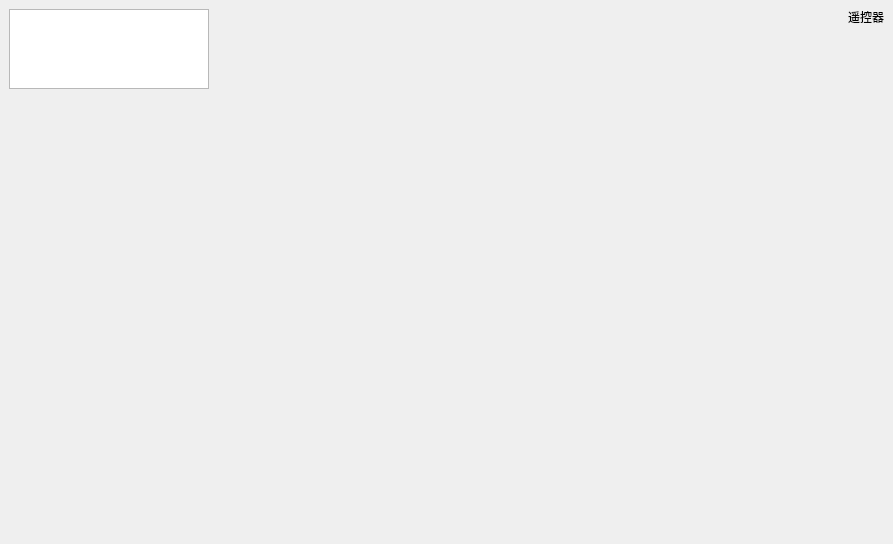
Qt form Rc_removectrl_v1/rcwidget.ui (Key2209/Rc_Qt_removectrl) before a commit.
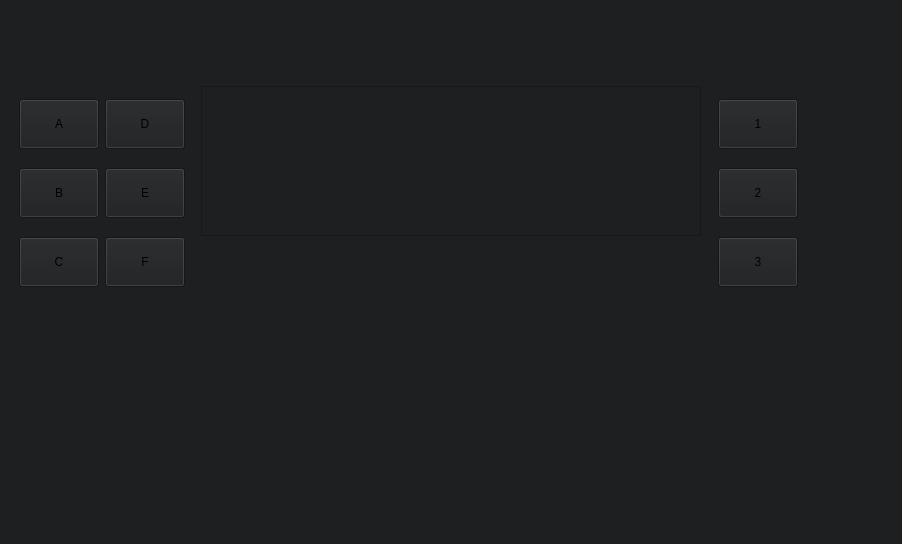
The same form after that commit. Custom widgets are drawn as their Qt base class.

Diff of the .ui file:
```diff
--- a/Rc_removectrl_v1/rcwidget.ui
+++ b/Rc_removectrl_v1/rcwidget.ui
@@ -6,78 +6,447 @@
    <rect>
     <x>0</x>
     <y>0</y>
-    <width>893</width>
+    <width>902</width>
     <height>544</height>
    </rect>
   </property>
   <property name="windowTitle">
    <string>Form</string>
   </property>
-  <widget class="QLabel" name="label">
-   <property name="geometry">
-    <rect>
-     <x>848</x>
-     <y>9</y>
-     <width>36</width>
-     <height>16</height>
-    </rect>
-   </property>
-   <property name="text">
-    <string>遥控器</string>
-   </property>
-  </widget>
-  <widget class="QTextEdit" name="textEdit">
-   <property name="geometry">
-    <rect>
-     <x>9</x>
-     <y>9</y>
-     <width>200</width>
-     <height>80</height>
-    </rect>
-   </property>
-   <property name="minimumSize">
-    <size>
-     <width>200</width>
-     <height>80</height>
-    </size>
-   </property>
-   <property name="maximumSize">
-    <size>
-     <width>200</width>
-     <height>80</height>
-    </size>
-   </property>
-  </widget>
-  <widget class="Joystick" name="Joystick_widget1" native="true">
-   <property name="geometry">
-    <rect>
-     <x>50</x>
-     <y>350</y>
-     <width>130</width>
-     <height>130</height>
-    </rect>
-   </property>
-   <property name="minimumSize">
-    <size>
-     <width>130</width>
-     <height>130</height>
-    </size>
-   </property>
-   <property name="maximumSize">
-    <size>
-     <width>130</width>
-     <height>130</height>
-    </size>
-   </property>
-  </widget>
+  <property name="styleSheet">
+   <string notr="true">background-color: rgb(30, 31, 32);</string>
+  </property>
+  <layout class="QGridLayout" name="gridLayout">
+   <item row="0" column="1">
+    <spacer name="verticalSpacer">
+     <property name="orientation">
+      <enum>Qt::Orientation::Vertical</enum>
+     </property>
+     <property name="sizeHint" stdset="0">
+      <size>
+       <width>20</width>
+       <height>44</height>
+      </size>
+     </property>
+    </spacer>
+   </item>
+   <item row="1" column="0">
+    <spacer name="horizontalSpacer_5">
+     <property name="orientation">
+      <enum>Qt::Orientation::Horizontal</enum>
+     </property>
+     <property name="sizeHint" stdset="0">
+      <size>
+       <width>68</width>
+       <height>20</height>
+      </size>
+     </property>
+    </spacer>
+   </item>
+   <item row="1" column="1">
+    <layout class="QVBoxLayout" name="verticalLayout_5">
+     <item>
+      <layout class="QHBoxLayout" name="horizontalLayout_4">
+       <item>
+        <layout class="QHBoxLayout" name="horizontalLayout_2">
+         <item>
+          <layout class="QVBoxLayout" name="verticalLayout">
+           <item>
+            <widget class="MyButton" name="pushButton">
+             <property name="minimumSize">
+              <size>
+               <width>80</width>
+               <height>50</height>
+              </size>
+             </property>
+             <property name="maximumSize">
+              <size>
+               <width>80</width>
+               <height>50</height>
+              </size>
+             </property>
+             <property name="text">
+              <string>A</string>
+             </property>
+            </widget>
+           </item>
+           <item>
+            <widget class="MyButton" name="pushButton_2">
+             <property name="minimumSize">
+              <size>
+               <width>80</width>
+               <height>50</height>
+              </size>
+             </property>
+             <property name="maximumSize">
+              <size>
+               <width>80</width>
+               <height>50</height>
+              </size>
+             </property>
+             <property name="text">
+              <string>B</string>
+             </property>
+            </widget>
+           </item>
+           <item>
+            <widget class="MyButton" name="pushButton_3">
+             <property name="minimumSize">
+              <size>
+               <width>80</width>
+               <height>50</height>
+              </size>
+             </property>
+             <property name="maximumSize">
+              <size>
+               <width>80</width>
+               <height>50</height>
+              </size>
+             </property>
+             <property name="text">
+              <string>C</string>
+             </property>
+            </widget>
+           </item>
+          </layout>
+         </item>
+         <item>
+          <layout class="QVBoxLayout" name="verticalLayout_2">
+           <item>
+            <widget class="MyButton" name="pushButton_4">
+             <property name="minimumSize">
+              <size>
+               <width>80</width>
+               <height>50</height>
+              </size>
+             </property>
+             <property name="maximumSize">
+              <size>
+               <width>80</width>
+               <height>50</height>
+              </size>
+             </property>
+             <property name="text">
+              <string>D</string>
+             </property>
+            </widget>
+           </item>
+           <item>
+            <widget class="MyButton" name="pushButton_5">
+             <property name="minimumSize">
+              <size>
+               <width>80</width>
+               <height>50</height>
+              </size>
+             </property>
+             <property name="maximumSize">
+              <size>
+               <width>80</width>
+               <height>50</height>
+              </size>
+             </property>
+             <property name="text">
+              <string>E</string>
+             </property>
+            </widget>
+           </item>
+           <item>
+            <widget class="MyButton" name="pushButton_6">
+             <property name="minimumSize">
+              <size>
+               <width>80</width>
+               <height>50</height>
+              </size>
+             </property>
+             <property name="maximumSize">
+              <size>
+               <width>80</width>
+               <height>50</height>
+              </size>
+             </property>
+             <property name="text">
+              <string>F</string>
+             </property>
+            </widget>
+           </item>
+          </layout>
+         </item>
+        </layout>
+       </item>
+       <item>
+        <spacer name="horizontalSpacer_6">
+         <property name="orientation">
+          <enum>Qt::Orientation::Horizontal</enum>
+         </property>
+         <property name="sizeHint" stdset="0">
+          <size>
+           <width>40</width>
+           <height>20</height>
+          </size>
+         </property>
+        </spacer>
+       </item>
+       <item>
+        <layout class="QVBoxLayout" name="verticalLayout_3">
+         <item>
+          <widget class="QTextEdit" name="textEdit">
+           <property name="minimumSize">
+            <size>
+             <width>500</width>
+             <height>150</height>
+            </size>
+           </property>
+           <property name="maximumSize">
+            <size>
+             <width>300</width>
+             <height>150</height>
+            </size>
+           </property>
+          </widget>
+         </item>
+         <item>
+          <widget class="MyScroller_Horiz" name="myScroller_Horiz_widget1" native="true">
+           <property name="minimumSize">
+            <size>
+             <width>500</width>
+             <height>60</height>
+            </size>
+           </property>
+           <property name="maximumSize">
+            <size>
+             <width>300</width>
+             <height>60</height>
+            </size>
+           </property>
+          </widget>
+         </item>
+        </layout>
+       </item>
+       <item>
+        <spacer name="horizontalSpacer_7">
+         <property name="orientation">
+          <enum>Qt::Orientation::Horizontal</enum>
+         </property>
+         <property name="sizeHint" stdset="0">
+          <size>
+           <width>40</width>
+           <height>20</height>
+          </size>
+         </property>
+        </spacer>
+       </item>
+       <item>
+        <layout class="QHBoxLayout" name="horizontalLayout_3">
+         <item>
+          <layout class="QVBoxLayout" name="verticalLayout_4">
+           <item>
+            <widget class="MyButton" name="pushButton_7">
+             <property name="minimumSize">
+              <size>
+               <width>80</width>
+               <height>50</height>
+              </size>
+             </property>
+             <property name="maximumSize">
+              <size>
+               <width>80</width>
+               <height>50</height>
+              </size>
+             </property>
+             <property name="text">
+              <string>1</string>
+             </property>
+            </widget>
+           </item>
+           <item>
+            <widget class="MyButton" name="pushButton_8">
+             <property name="minimumSize">
+              <size>
+               <width>80</width>
+               <height>50</height>
+              </size>
+             </property>
+             <property name="maximumSize">
+              <size>
+               <width>80</width>
+               <height>50</height>
+              </size>
+             </property>
+             <property name="text">
+              <string>2</string>
+             </property>
+            </widget>
+           </item>
+           <item>
+            <widget class="MyButton" name="pushButton_9">
+             <property name="minimumSize">
+              <size>
+               <width>80</width>
+               <height>50</height>
+              </size>
+             </property>
+             <property name="maximumSize">
+              <size>
+               <width>80</width>
+               <height>50</height>
+              </size>
+             </property>
+             <property name="text">
+              <string>3</string>
+             </property>
+            </widget>
+           </item>
+          </layout>
+         </item>
+         <item>
+          <widget class="MyScroller_vertical" name="myScroller_vertical_widget1" native="true">
+           <property name="minimumSize">
+            <size>
+             <width>80</width>
+             <height>180</height>
+            </size>
+           </property>
+           <property name="maximumSize">
+            <size>
+             <width>80</width>
+             <height>180</height>
+            </size>
+           </property>
+          </widget>
+         </item>
+        </layout>
+       </item>
+      </layout>
+     </item>
+     <item>
+      <layout class="QHBoxLayout" name="horizontalLayout">
+       <item>
+        <spacer name="horizontalSpacer_2">
+         <property name="orientation">
+          <enum>Qt::Orientation::Horizontal</enum>
+         </property>
+         <property name="sizeHint" stdset="0">
+          <size>
+           <width>40</width>
+           <height>20</height>
+          </size>
+         </property>
+        </spacer>
+       </item>
+       <item>
+        <widget class="Joystick" name="Joystick_widget1" native="true">
+         <property name="minimumSize">
+          <size>
+           <width>150</width>
+           <height>150</height>
+          </size>
+         </property>
+         <property name="maximumSize">
+          <size>
+           <width>150</width>
+           <height>150</height>
+          </size>
+         </property>
+        </widget>
+       </item>
+       <item>
+        <spacer name="horizontalSpacer">
+         <property name="orientation">
+          <enum>Qt::Orientation::Horizontal</enum>
+         </property>
+         <property name="sizeHint" stdset="0">
+          <size>
+           <width>285</width>
+           <height>20</height>
+          </size>
+         </property>
+        </spacer>
+       </item>
+       <item>
+        <widget class="Joystick" name="Joystick_widget2" native="true">
+         <property name="minimumSize">
+          <size>
+           <width>150</width>
+           <height>150</height>
+          </size>
+         </property>
+         <property name="maximumSize">
+          <size>
+           <width>150</width>
+           <height>150</height>
+          </size>
+         </property>
+        </widget>
+       </item>
+       <item>
+        <spacer name="horizontalSpacer_3">
+         <property name="orientation">
+          <enum>Qt::Orientation::Horizontal</enum>
+         </property>
+         <property name="sizeHint" stdset="0">
+          <size>
+           <width>40</width>
+           <height>20</height>
+          </size>
+         </property>
+        </spacer>
+       </item>
+      </layout>
+     </item>
+    </layout>
+   </item>
+   <item row="1" column="2">
+    <spacer name="horizontalSpacer_4">
+     <property name="orientation">
+      <enum>Qt::Orientation::Horizontal</enum>
+     </property>
+     <property name="sizeHint" stdset="0">
+      <size>
+       <width>67</width>
+       <height>20</height>
+      </size>
+     </property>
+    </spacer>
+   </item>
+   <item row="2" column="1">
+    <spacer name="verticalSpacer_2">
+     <property name="orientation">
+      <enum>Qt::Orientation::Vertical</enum>
+     </property>
+     <property name="sizeHint" stdset="0">
+      <size>
+       <width>20</width>
+       <height>44</height>
+      </size>
+     </property>
+    </spacer>
+   </item>
+  </layout>
  </widget>
  <customwidgets>
+  <customwidget>
+   <class>MyScroller_Horiz</class>
+   <extends>QWidget</extends>
+   <header location="global">myscroller_horiz.h</header>
+   <container>1</container>
+  </customwidget>
+  <customwidget>
+   <class>MyScroller_vertical</class>
+   <extends>QWidget</extends>
+   <header location="global">myscroller_vertical.h</header>
+   <container>1</container>
+  </customwidget>
   <customwidget>
    <class>Joystick</class>
    <extends>QWidget</extends>
    <header location="global">joystick.h</header>
    <container>1</container>
   </customwidget>
+  <customwidget>
+   <class>MyButton</class>
+   <extends>QPushButton</extends>
+   <header location="global">mybutton.h</header>
+  </customwidget>
  </customwidgets>
  <resources/>
  <connections/>
```
